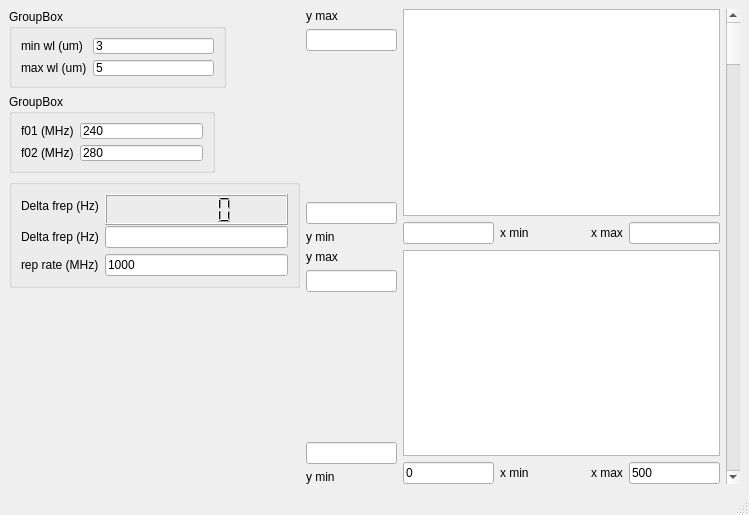
Above: Gui_DCS_Lockpoints.ui from peter-chang62/Microscope_Data_Analysis before the change. Below: the same form after it.
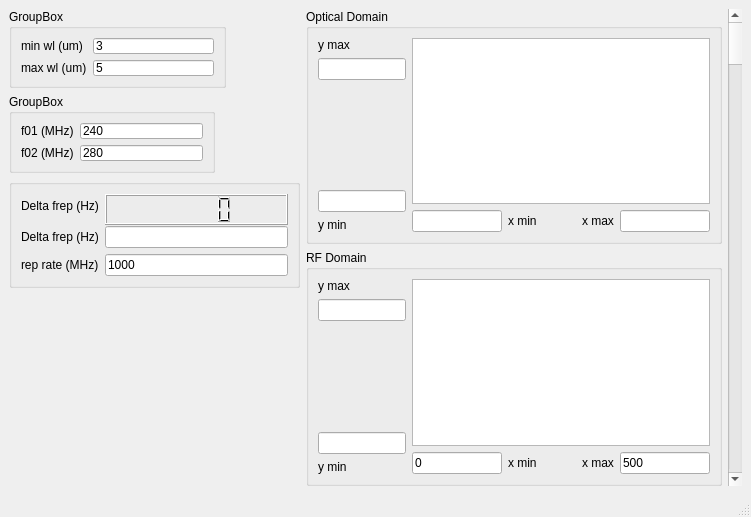
That is the form after the change. Custom widgets are drawn as their Qt base class.

Commit message: updated gui window (appearance)

```diff
--- a/Gui_DCS_Lockpoints.ui
+++ b/Gui_DCS_Lockpoints.ui
@@ -6,8 +6,8 @@
    <rect>
     <x>0</x>
     <y>0</y>
-    <width>749</width>
-    <height>515</height>
+    <width>751</width>
+    <height>517</height>
    </rect>
   </property>
   <property name="windowTitle">
@@ -192,6 +192,10 @@
     <item>
      <layout class="QVBoxLayout" name="verticalLayout_11">
       <item>
+       <widget class="QGroupBox" name="">
+        <property name="title">
+         <string>Optical Domain</string>
+        </property>
        <layout class="QGridLayout" name="gridLayout">
         <item row="0" column="0">
          <layout class="QVBoxLayout" name="verticalLayout_4">
@@ -311,8 +315,13 @@
          </layout>
         </item>
        </layout>
+       </widget>
       </item>
       <item>
+       <widget class="QGroupBox" name="">
+        <property name="title">
+         <string>RF Domain</string>
+        </property>
        <layout class="QGridLayout" name="gridLayout_4">
         <item row="0" column="0">
          <layout class="QVBoxLayout" name="verticalLayout_7">
@@ -438,6 +447,7 @@
          </layout>
         </item>
        </layout>
+       </widget>
       </item>
      </layout>
     </item>
```
Left out of the diff: 2 changed lines with no effect on the pictures. Lines whose indentation alone changed are shown as unchanged. The commit also changes 1 other file.
